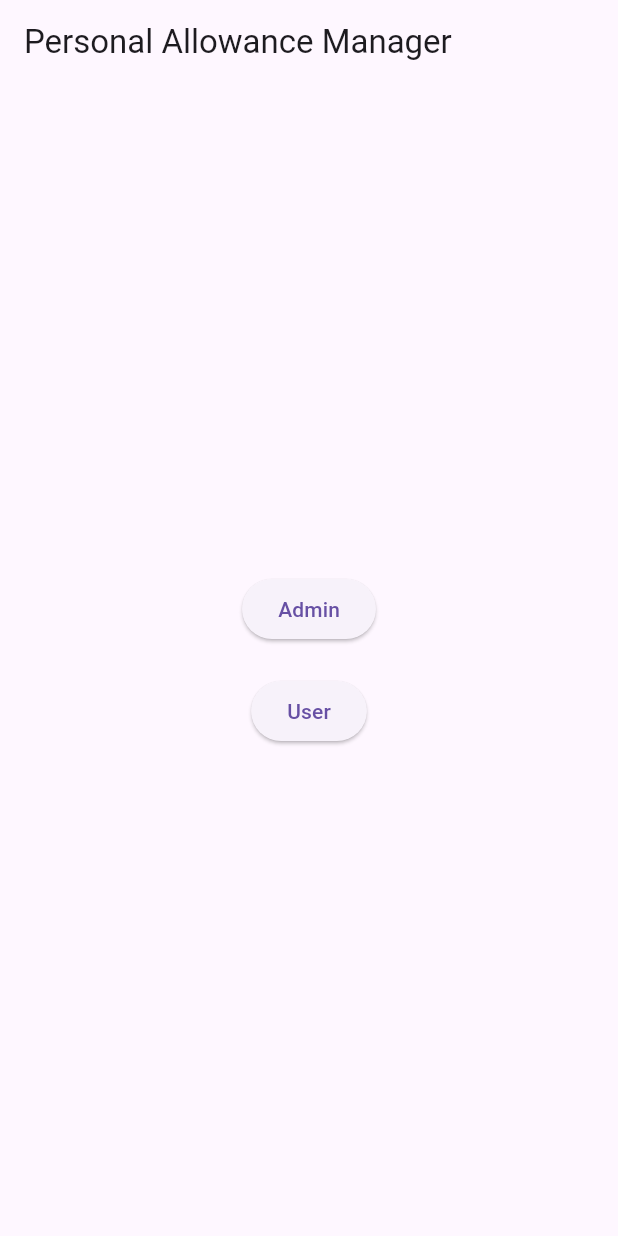
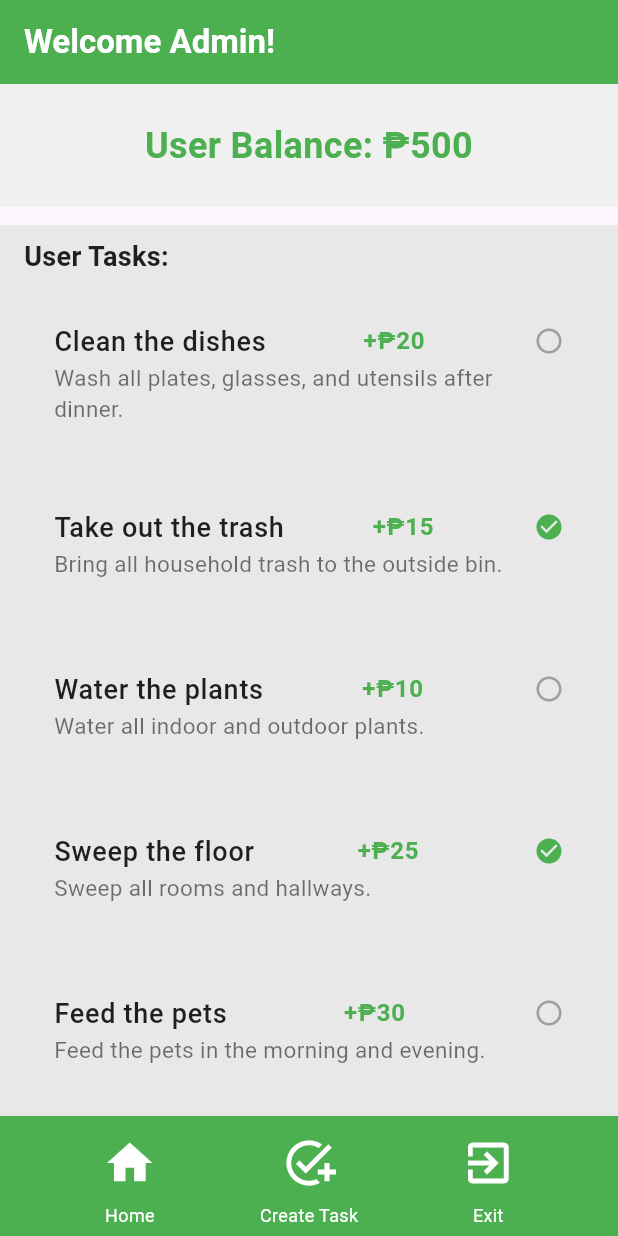
Before and after one commit to Patpatty19/allowance_manager, a Flutter app: the screen it shows after launch, after a tap on "Admin", on a phone screen of 412 x 824 dp. Run offline on Flutter 3.47's test engine with Material 3 defaults, Android fonts, the phone set to English and light mode, and no system bars.

Commit message:
added admin screen and updated main.dart

```diff
--- /dev/null
+++ b/lib/admin_screen.dart
@@ -0,0 +1,310 @@
+import 'package:flutter/material.dart';
+
+class AdminScreen extends StatelessWidget {
+  const AdminScreen({super.key});
+
+  @override
+  Widget build(BuildContext context) {
+    // Mock user balance and tasks (replace with real data/state management as needed)
+    final int userBalance = 500;
+    final List<_Task> tasks = [
+      _Task('Clean the dishes', '+₱20', 'Wash all plates, glasses, and utensils after dinner.', false),
+      _Task('Take out the trash', '+₱15', 'Bring all household trash to the outside bin.', true),
+      _Task('Water the plants', '+₱10', 'Water all indoor and outdoor plants.', false),
+      _Task('Sweep the floor', '+₱25', 'Sweep all rooms and hallways.', true),
+      _Task('Feed the pets', '+₱30', 'Feed the pets in the morning and evening.', false),
+      // ...add more tasks as needed
+    ];
+    final List<_Transaction> transactions = [
+      _Transaction('Bought snacks', '50'),
+      _Transaction('School supplies', '120'),
+      _Transaction('Game top-up', '200'),
+      // ...add more transactions as needed
+    ];
+
+    return Scaffold(
+      appBar: AppBar(
+        title: const Text(
+          'Welcome Admin!',
+          style: TextStyle(
+            fontWeight: FontWeight.bold,
+            color: Colors.white,
+          ),
+        ),
+        backgroundColor: Colors.green,
+        automaticallyImplyLeading: false,
+      ),
+      body: Column(
+        children: [
+          Container(
+            width: double.infinity,
+            color: const Color(0xFFF0F0F0),
+            padding: const EdgeInsets.symmetric(vertical: 24),
+            child: Text(
+              'User Balance: ₱$userBalance',
+              textAlign: TextAlign.center,
+              style: const TextStyle(
+                fontSize: 24,
+                fontWeight: FontWeight.bold,
+                color: Colors.green,
+              ),
+            ),
+          ),
+          const SizedBox(height: 12),
+          Expanded(
+            child: Container(
+              width: double.infinity,
+              color: const Color(0xFFE8E8E8),
+              padding: const EdgeInsets.only(top: 8, left: 16, right: 16), // Added top padding
+              child: Column(
+                crossAxisAlignment: CrossAxisAlignment.start,
+                children: [
+                  const Text(
+                    'User Tasks:',
+                    style: TextStyle(
+                      fontWeight: FontWeight.bold,
+                      fontSize: 18,
+                      color: Colors.black87,
+                    ),
+                  ),
+                  const SizedBox(height: 4),
+                  Expanded(
+                    child: ScrollConfiguration(
+                      behavior: ScrollConfiguration.of(context).copyWith(scrollbars: false),
+                      child: ListView(
+                        children: [
+                          ...tasks.map((task) => _buildTaskTile(task)).toList(),
+                          const SizedBox(height: 24),
+                          const Text(
+                            'User Transactions:',
+                            style: TextStyle(
+                              fontWeight: FontWeight.bold,
+                              fontSize: 18,
+                              color: Colors.black87,
+                            ),
+                          ),
+                          const SizedBox(height: 4),
+                          ...transactions.map((tx) => _buildTransactionTile(tx)).toList(),
+                        ],
+                      ),
+                    ),
+                  ),
+                ],
+              ),
+            ),
+          ),
+        ],
+      ),
+      bottomNavigationBar: Container(
+        color: Colors.green,
+        height: 80,
+        width: double.infinity,
+        child: Row(
+          mainAxisAlignment: MainAxisAlignment.spaceEvenly,
+          children: [
+            Column(
+              mainAxisAlignment: MainAxisAlignment.center,
+              children: [
+                IconButton(
+                  onPressed: () {}, // TODO: Implement Home navigation for Admin
+                  icon: const Icon(Icons.home),
+                  color: Colors.white,
+                  iconSize: 36,
+                  tooltip: 'Home',
+                ),
+                const Text(
+                  'Home',
+                  style: TextStyle(color: Colors.white, fontSize: 12),
+                ),
+              ],
+            ),
+            Column(
+              mainAxisAlignment: MainAxisAlignment.center,
+              children: [
+                IconButton(
+                  onPressed: () {
+                    _showCreateTaskSheet(context, tasks);
+                  },
+                  icon: const Icon(Icons.add_task),
+                  color: Colors.white,
+                  iconSize: 36,
+                  tooltip: 'Create Task',
+                ),
+                const Text(
+                  'Create Task',
+                  style: TextStyle(color: Colors.white, fontSize: 12),
+                ),
+              ],
+            ),
+            Column(
+              mainAxisAlignment: MainAxisAlignment.center,
+              children: [
+                IconButton(
+                  onPressed: () {
+                    Navigator.popUntil(context, (route) => route.isFirst);
+                  },
+                  icon: const Icon(Icons.exit_to_app),
+                  color: Colors.white,
+                  iconSize: 36,
+                  tooltip: 'Exit',
+                ),
+                const Text(
+                  'Exit',
+                  style: TextStyle(color: Colors.white, fontSize: 12),
+                ),
+              ],
+            ),
+          ],
+        ),
+      ),
+    );
+  }
+
+  void _showCreateTaskSheet(BuildContext context, List<_Task> tasks) {
+    final TextEditingController nameController = TextEditingController();
+    final TextEditingController descController = TextEditingController();
+    final TextEditingController rewardController = TextEditingController();
+    showModalBottomSheet(
+      context: context,
+      shape: const RoundedRectangleBorder(
+        borderRadius: BorderRadius.vertical(top: Radius.circular(24)),
+      ),
+      builder: (context) {
+        return Padding(
+          padding: const EdgeInsets.all(24.0),
+          child: Column(
+            mainAxisSize: MainAxisSize.min,
+            crossAxisAlignment: CrossAxisAlignment.start,
+            children: [
+              const Text('Create Task', style: TextStyle(fontSize: 20, fontWeight: FontWeight.bold)),
+              const SizedBox(height: 16),
+              TextField(
+                controller: nameController,
+                decoration: const InputDecoration(
+                  labelText: 'Task Name',
+                  border: OutlineInputBorder(),
+                ),
+              ),
+              const SizedBox(height: 16),
+              TextField(
+                controller: descController,
+                decoration: const InputDecoration(
+                  labelText: 'Description',
+                  border: OutlineInputBorder(),
+                ),
+              ),
+              const SizedBox(height: 16),
+              TextField(
+                controller: rewardController,
+                keyboardType: TextInputType.number,
+                decoration: const InputDecoration(
+                  labelText: 'Reward (PHP)',
+                  border: OutlineInputBorder(),
+                ),
+              ),
+              const SizedBox(height: 24),
+              Row(
+                mainAxisAlignment: MainAxisAlignment.end,
+                children: [
+                  TextButton(
+                    onPressed: () => Navigator.pop(context),
+                    child: const Text('Cancel'),
+                  ),
+                  const SizedBox(width: 12),
+                  ElevatedButton(
+                    style: ElevatedButton.styleFrom(backgroundColor: Colors.green),
+                    onPressed: () {
+                      final name = nameController.text.trim();
+                      final desc = descController.text.trim();
+                      final reward = rewardController.text.trim();
+                      if (name.isNotEmpty && desc.isNotEmpty && reward.isNotEmpty) {
+                        tasks.add(_Task(name, '+₱$reward', desc, false));
+                        Navigator.pop(context);
+                      }
+                    },
+                    child: const Text('Add'),
+                  ),
+                ],
+              ),
+            ],
+          ),
+        );
+      },
+    );
+  }
+
+  Widget _buildTaskTile(_Task task) {
+    return Padding(
+      padding: const EdgeInsets.symmetric(vertical: 6.0),
+      child: ListTile(
+        shape: RoundedRectangleBorder(
+          borderRadius: BorderRadius.circular(16),
+        ),
+        tileColor: Colors.white,
+        contentPadding: const EdgeInsets.symmetric(horizontal: 20, vertical: 12),
+        title: Row(
+          mainAxisAlignment: MainAxisAlignment.spaceBetween,
+          children: [
+            Text(task.title, style: const TextStyle(fontWeight: FontWeight.w500, fontSize: 18, color: Colors.black87)),
+            Text(task.reward, style: const TextStyle(fontWeight: FontWeight.bold, fontSize: 16, color: Colors.green)),
+            if (task.completed)
+              const Padding(
+                padding: EdgeInsets.only(left: 8.0),
+                child: Icon(Icons.check_circle, color: Colors.green, size: 20),
+              )
+            else
+              const Padding(
+                padding: EdgeInsets.only(left: 8.0),
+                child: Icon(Icons.radio_button_unchecked, color: Colors.grey, size: 20),
+              ),
+          ],
+        ),
+        subtitle: Text(task.description, style: const TextStyle(fontSize: 15, color: Colors.black54)),
+      ),
+    );
+  }
+
+  Widget _buildTransactionTile(_Transaction tx) {
+    return Padding(
+      padding: const EdgeInsets.symmetric(vertical: 6.0),
+      child: Container(
+        decoration: BoxDecoration(
+          color: Colors.white,
+          borderRadius: BorderRadius.circular(16),
+          boxShadow: [
+            BoxShadow(
+              color: Colors.black12,
+              blurRadius: 4,
+              offset: Offset(0, 2),
+            ),
+          ],
+        ),
+        child: ListTile(
+          contentPadding: const EdgeInsets.symmetric(horizontal: 20, vertical: 12),
+          title: Text(
+            tx.name,
+            style: const TextStyle(fontWeight: FontWeight.w500, fontSize: 18, color: Colors.black87),
+          ),
+          trailing: Text(
+            '-₱${tx.amount}',
+            style: const TextStyle(fontWeight: FontWeight.bold, fontSize: 16, color: Colors.red),
+          ),
+        ),
+      ),
+    );
+  }
+}
+
+class _Task {
+  final String title;
+  final String reward;
+  final String description;
+  final bool completed;
+  _Task(this.title, this.reward, this.description, this.completed);
+}
+
+class _Transaction {
+  final String name;
+  final String amount;
+  _Transaction(this.name, this.amount);
+}
--- a/lib/main.dart
+++ b/lib/main.dart
@@ -1,5 +1,6 @@
 import 'package:flutter/material.dart';
 import 'user_screen.dart';
+import 'admin_screen.dart';
 
 void main() {
   runApp(const MainApp());
@@ -17,7 +18,12 @@ class MainMenuScreen extends StatelessWidget {
           mainAxisAlignment: MainAxisAlignment.center,
           children: [
             ElevatedButton(
-              onPressed: () {},
+              onPressed: () {
+                Navigator.push(
+                  context,
+                  MaterialPageRoute(builder: (context) => const AdminScreen()),
+                );
+              },
               child: const Text('Admin'),
             ),
             const SizedBox(height: 20),
```
